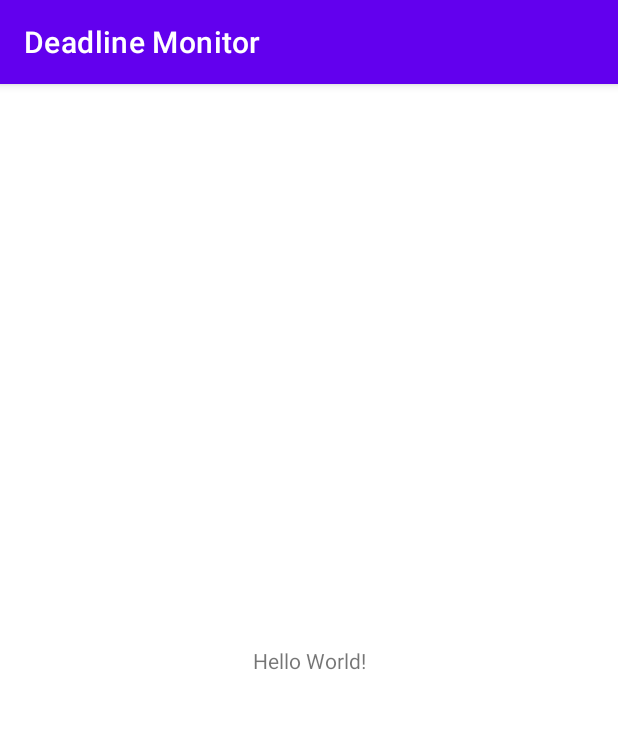
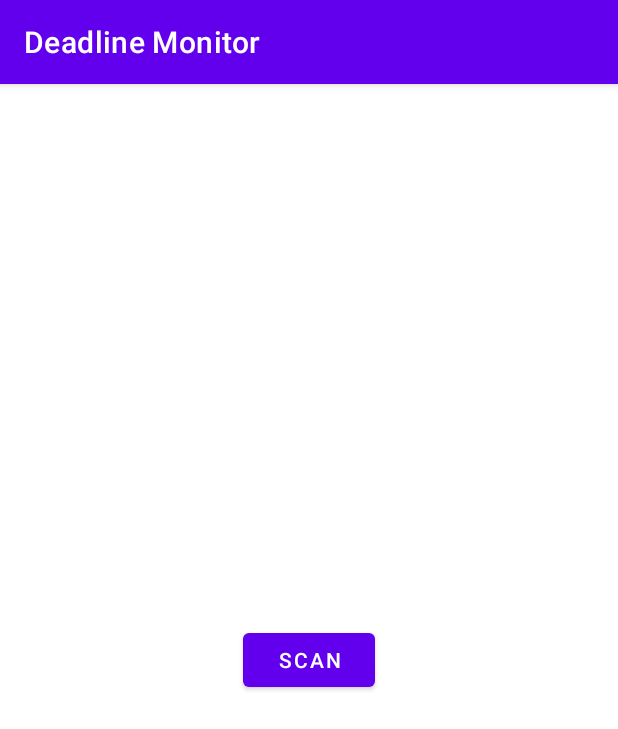
Before and after one commit to tabatad/DeadlineMonitor, an Android app: the screen it shows after launch (MainActivity), on a phone screen of 412 x 824 dp. Shown: the top 729 px of the screen. Run offline under Robolectric (Android 15) with nearby library versions, the phone set to English and light mode, and no system bars.

Commit message:
[add]Homeフラグメントとナビゲーションの追加

```diff
--- a/app/build.gradle
+++ b/app/build.gradle
@@ -43,4 +43,8 @@ dependencies {
 
     // ZXing Barcode Scanner
     implementation 'com.journeyapps:zxing-android-embedded:4.3.0'
+
+    // navigation
+    implementation("androidx.navigation:navigation-fragment-ktx:2.5.1")
+    implementation("androidx.navigation:navigation-ui-ktx:2.5.1")
 }
--- /dev/null
+++ b/app/src/main/java/com/tabata/deadlinemonitor/HomeFragment.kt
@@ -0,0 +1,18 @@
+package com.tabata.deadlinemonitor
+
+import android.os.Bundle
+import androidx.fragment.app.Fragment
+import android.view.LayoutInflater
+import android.view.View
+import android.view.ViewGroup
+
+class HomeFragment : Fragment() {
+
+    override fun onCreateView(
+        inflater: LayoutInflater, container: ViewGroup?,
+        savedInstanceState: Bundle?
+    ): View? {
+        // Inflate the layout for this fragment
+        return inflater.inflate(R.layout.fragment_home, container, false)
+    }
+}
--- a/app/src/main/res/layout/activity_main.xml
+++ b/app/src/main/res/layout/activity_main.xml
@@ -1,18 +1,17 @@
 <?xml version="1.0" encoding="utf-8"?>
-<androidx.constraintlayout.widget.ConstraintLayout xmlns:android="http://schemas.android.com/apk/res/android"
+<merge xmlns:android="http://schemas.android.com/apk/res/android"
     xmlns:app="http://schemas.android.com/apk/res-auto"
     xmlns:tools="http://schemas.android.com/tools"
     android:layout_width="match_parent"
     android:layout_height="match_parent"
     tools:context=".MainActivity">
 
-    <TextView
-        android:layout_width="wrap_content"
-        android:layout_height="wrap_content"
-        android:text="Hello World!"
-        app:layout_constraintBottom_toBottomOf="parent"
-        app:layout_constraintEnd_toEndOf="parent"
-        app:layout_constraintStart_toStartOf="parent"
-        app:layout_constraintTop_toTopOf="parent" />
+    <androidx.fragment.app.FragmentContainerView
+        android:id="@+id/navHostFragment"
+        android:name="androidx.navigation.fragment.NavHostFragment"
+        android:layout_width="match_parent"
+        android:layout_height="match_parent"
+        app:defaultNavHost="true"
+        app:navGraph="@navigation/navigation" />
 
-</androidx.constraintlayout.widget.ConstraintLayout>
+</merge>
--- /dev/null
+++ b/app/src/main/res/layout/fragment_home.xml
@@ -0,0 +1,19 @@
+<?xml version="1.0" encoding="utf-8"?>
+<androidx.constraintlayout.widget.ConstraintLayout xmlns:android="http://schemas.android.com/apk/res/android"
+    xmlns:app="http://schemas.android.com/apk/res-auto"
+    xmlns:tools="http://schemas.android.com/tools"
+    android:layout_width="match_parent"
+    android:layout_height="match_parent"
+    tools:context=".HomeFragment">
+
+    <Button
+        android:layout_width="wrap_content"
+        android:layout_height="wrap_content"
+        android:text="@string/scan"
+        app:layout_constraintBottom_toBottomOf="parent"
+        app:layout_constraintEnd_toEndOf="parent"
+        app:layout_constraintStart_toStartOf="parent"
+        app:layout_constraintTop_toTopOf="parent"
+        android:id="@+id/scan_button"/>
+
+</androidx.constraintlayout.widget.ConstraintLayout>
--- /dev/null
+++ b/app/src/main/res/navigation/navigation.xml
@@ -0,0 +1,13 @@
+<?xml version="1.0" encoding="utf-8"?>
+<navigation xmlns:android="http://schemas.android.com/apk/res/android"
+    xmlns:app="http://schemas.android.com/apk/res-auto"
+    xmlns:tools="http://schemas.android.com/tools"
+    android:id="@+id/navigation"
+    app:startDestination="@id/homeFragment">
+
+    <fragment
+        android:id="@+id/homeFragment"
+        android:name="com.tabata.deadlinemonitor.HomeFragment"
+        android:label="fragment_home"
+        tools:layout="@layout/fragment_home" />
+</navigation>
--- a/app/src/main/res/values/strings.xml
+++ b/app/src/main/res/values/strings.xml
@@ -1,3 +1,4 @@
 <resources>
     <string name="app_name">Deadline Monitor</string>
+    <string name="scan">SCAN</string>
 </resources>
```
